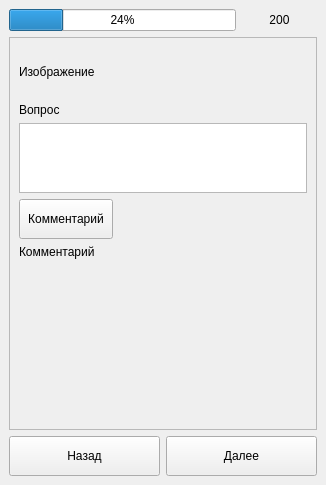
Qt form mainwindow.ui (misha258734/driving_app) before a commit.
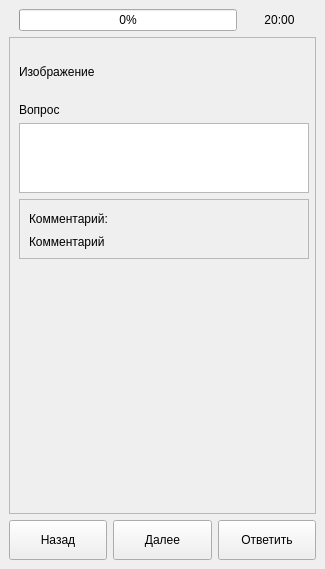
The same form after that commit. The open tabs and pages were chosen to show the change.

Commit message: test timer, answers, progressbar, layout

The edit to the form file:
```diff
--- a/mainwindow.ui
+++ b/mainwindow.ui
@@ -6,8 +6,8 @@
    <rect>
     <x>0</x>
     <y>0</y>
-    <width>326</width>
-    <height>485</height>
+    <width>325</width>
+    <height>569</height>
    </rect>
   </property>
   <property name="sizePolicy">
@@ -20,7 +20,7 @@
    <string>MainWindow</string>
   </property>
   <widget class="QWidget" name="centralwidget">
-   <layout class="QVBoxLayout" name="verticalLayout_2">
+   <layout class="QGridLayout" name="gridLayout">
     <property name="leftMargin">
      <number>0</number>
     </property>
@@ -33,7 +33,7 @@
     <property name="bottomMargin">
      <number>0</number>
     </property>
-    <item>
+    <item row="0" column="0">
      <widget class="QStackedWidget" name="app_stacked_widget">
       <property name="minimumSize">
        <size>
@@ -887,17 +887,20 @@
        <layout class="QVBoxLayout" name="verticalLayout_3">
         <item>
          <layout class="QHBoxLayout" name="horizontalLayout_5" stretch="3,1">
+          <property name="leftMargin">
+           <number>10</number>
+          </property>
           <item>
            <widget class="QProgressBar" name="progressBar">
             <property name="value">
-             <number>24</number>
+             <number>0</number>
             </property>
            </widget>
           </item>
           <item>
            <widget class="QLabel" name="timer_label">
             <property name="text">
-             <string>200</string>
+             <string>20:00</string>
             </property>
             <property name="alignment">
              <set>Qt::AlignmentFlag::AlignCenter</set>
@@ -908,6 +911,12 @@
         </item>
         <item>
          <widget class="QScrollArea" name="scrollArea_2">
+          <property name="verticalScrollBarPolicy">
+           <enum>Qt::ScrollBarPolicy::ScrollBarAlwaysOff</enum>
+          </property>
+          <property name="horizontalScrollBarPolicy">
+           <enum>Qt::ScrollBarPolicy::ScrollBarAlwaysOff</enum>
+          </property>
           <property name="widgetResizable">
            <bool>true</bool>
           </property>
@@ -916,8 +925,8 @@
             <rect>
              <x>0</x>
              <y>0</y>
-             <width>306</width>
-             <height>385</height>
+             <width>308</width>
+             <height>469</height>
             </rect>
            </property>
            <layout class="QVBoxLayout" name="verticalLayout_6">
@@ -938,6 +947,9 @@
               <property name="text">
                <string>Изображение</string>
               </property>
+              <property name="wordWrap">
+               <bool>true</bool>
+              </property>
              </widget>
             </item>
             <item>
@@ -951,50 +963,71 @@
               <property name="text">
                <string>Вопрос</string>
               </property>
+              <property name="wordWrap">
+               <bool>true</bool>
+              </property>
              </widget>
             </item>
             <item>
              <widget class="QTableWidget" name="test_answers_table">
               <property name="sizePolicy">
-               <sizepolicy hsizetype="Expanding" vsizetype="Fixed">
+               <sizepolicy hsizetype="Fixed" vsizetype="Fixed">
                 <horstretch>0</horstretch>
                 <verstretch>0</verstretch>
                </sizepolicy>
               </property>
+              <property name="minimumSize">
+               <size>
+                <width>290</width>
+                <height>0</height>
+               </size>
+              </property>
               <property name="sizeAdjustPolicy">
                <enum>QAbstractScrollArea::SizeAdjustPolicy::AdjustToContents</enum>
               </property>
               <property name="editTriggers">
                <set>QAbstractItemView::EditTrigger::NoEditTriggers</set>
               </property>
+              <property name="columnCount">
+               <number>1</number>
+              </property>
+              <attribute name="horizontalHeaderVisible">
+               <bool>false</bool>
+              </attribute>
               <attribute name="verticalHeaderVisible">
                <bool>false</bool>
               </attribute>
+              <column/>
              </widget>
             </item>
             <item>
-             <layout class="QHBoxLayout" name="horizontalLayout_4" stretch="1,0,2">
-              <item>
-               <widget class="QPushButton" name="show_comment_button">
+             <widget class="QFrame" name="test_comment_frame">
+              <property name="sizePolicy">
+               <sizepolicy hsizetype="Minimum" vsizetype="Maximum">
+                <horstretch>0</horstretch>
+                <verstretch>0</verstretch>
+               </sizepolicy>
+              </property>
                 <property name="minimumSize">
                  <size>
-                  <width>0</width>
-                  <height>40</height>
-                 </size>
-                </property>
-                <property name="text">
-                 <string>Комментарий</string>
-                </property>
-               </widget>
-              </item>
-              <item>
-               <widget class="QFrame" name="frame_4">
+                <width>290</width>
+                <height>0</height>
+               </size>
+              </property>
                 <property name="frameShape">
                  <enum>QFrame::Shape::StyledPanel</enum>
                 </property>
                 <property name="frameShadow">
                  <enum>QFrame::Shadow::Raised</enum>
                 </property>
+              <layout class="QVBoxLayout" name="verticalLayout_2">
+               <item>
+                <layout class="QHBoxLayout" name="horizontalLayout_4" stretch="0,2">
+                 <item>
+                  <widget class="QLabel" name="label">
+                   <property name="text">
+                    <string>Комментарий:</string>
+                   </property>
                </widget>
               </item>
               <item>
@@ -1023,6 +1056,15 @@
               <property name="text">
                <string>Комментарий</string>
               </property>
+                 <property name="wordWrap">
+                  <bool>true</bool>
+                 </property>
+                 <property name="margin">
+                  <number>5</number>
+                 </property>
+                </widget>
+               </item>
+              </layout>
              </widget>
             </item>
             <item>
@@ -1043,7 +1085,7 @@
          </widget>
         </item>
         <item>
-         <layout class="QHBoxLayout" name="horizontalLayout_2" stretch="0,0">
+         <layout class="QHBoxLayout" name="horizontalLayout_2" stretch="0,0,0">
           <item>
            <widget class="QPushButton" name="test_back_button">
             <property name="minimumSize">
@@ -1070,6 +1112,19 @@
             </property>
            </widget>
           </item>
+          <item>
+           <widget class="QPushButton" name="test_answer_button">
+            <property name="minimumSize">
+             <size>
+              <width>0</width>
+              <height>40</height>
+             </size>
+            </property>
+            <property name="text">
+             <string>Ответить</string>
+            </property>
+           </widget>
+          </item>
          </layout>
         </item>
        </layout>
```
Left out of the diff: 15 changed lines with no effect on the pictures. Lines whose indentation alone changed are shown as unchanged. The commit also changes 5 other files.
